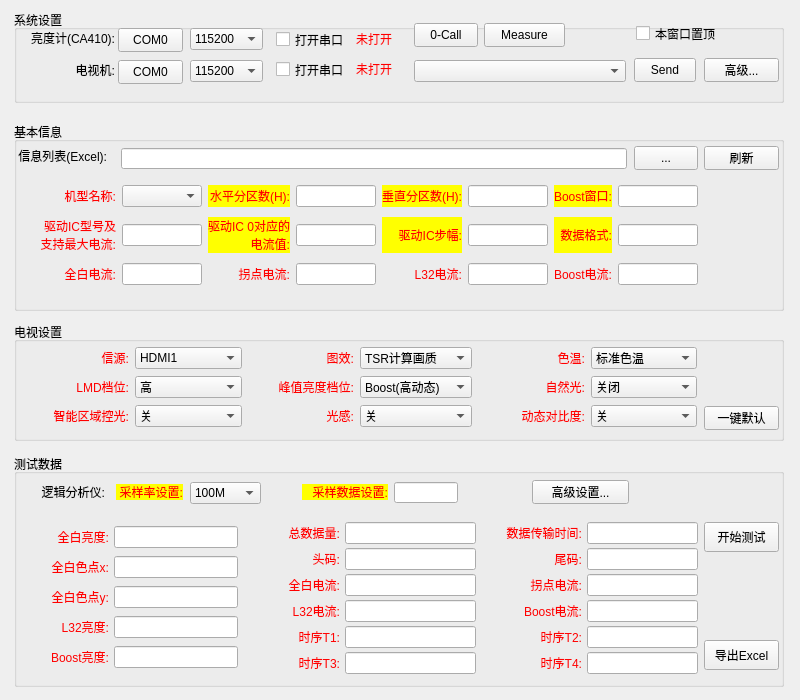
The window that TCLAutoTestTool/MainWindow.ui (wlffeng2008/TCLAutoTest) describes before a commit, drawn with Qt 5.
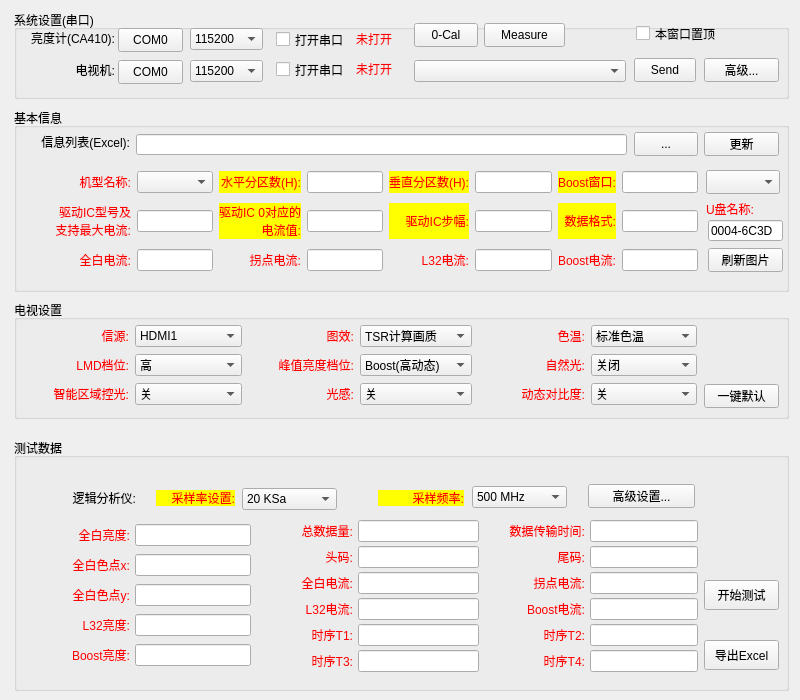
The same window after the commit.

```diff
--- a/TCLAutoTestTool/MainWindow.ui
+++ b/TCLAutoTestTool/MainWindow.ui
@@ -23,9 +23,9 @@
     <property name="geometry">
      <rect>
       <x>14</x>
-      <y>122</y>
-      <width>770</width>
-      <height>189</height>
+      <y>108</y>
+      <width>775</width>
+      <height>184</height>
      </rect>
     </property>
     <property name="font">
@@ -39,9 +39,9 @@
     <widget class="QLabel" name="label_15">
      <property name="geometry">
       <rect>
-       <x>0</x>
+       <x>10</x>
        <y>26</y>
-       <width>93</width>
+       <width>106</width>
        <height>16</height>
       </rect>
      </property>
@@ -55,9 +55,9 @@
     <widget class="QLineEdit" name="lineEditInfoFile">
      <property name="geometry">
       <rect>
-       <x>107</x>
+       <x>122</x>
        <y>26</y>
-       <width>506</width>
+       <width>491</width>
        <height>21</height>
       </rect>
      </property>
@@ -85,16 +85,16 @@
       </rect>
      </property>
      <property name="text">
-      <string>刷新</string>
+      <string>更新</string>
      </property>
     </widget>
     <widget class="QWidget" name="layoutWidget">
      <property name="geometry">
       <rect>
-       <x>26</x>
+       <x>41</x>
        <y>59</y>
-       <width>658</width>
-       <height>109</height>
+       <width>643</width>
+       <height>111</height>
       </rect>
      </property>
      <layout class="QGridLayout" name="gridLayout_5">
@@ -304,13 +304,71 @@
       </item>
      </layout>
     </widget>
+    <widget class="QComboBox" name="comboBoxWindows">
+     <property name="geometry">
+      <rect>
+       <x>692</x>
+       <y>62</y>
+       <width>74</width>
+       <height>24</height>
+      </rect>
+     </property>
+     <property name="maxVisibleItems">
+      <number>30</number>
+     </property>
+    </widget>
+    <widget class="QLabel" name="label_16">
+     <property name="geometry">
+      <rect>
+       <x>692</x>
+       <y>90</y>
+       <width>53</width>
+       <height>21</height>
+      </rect>
+     </property>
+     <property name="styleSheet">
+      <string notr="true">color: rgb(255, 0, 0);</string>
+     </property>
+     <property name="text">
+      <string>U盘名称:</string>
+     </property>
+     <property name="alignment">
+      <set>Qt::AlignmentFlag::AlignLeading|Qt::AlignmentFlag::AlignLeft|Qt::AlignmentFlag::AlignVCenter</set>
+     </property>
+    </widget>
+    <widget class="QLineEdit" name="lineEditUDisk">
+     <property name="geometry">
+      <rect>
+       <x>694</x>
+       <y>112</y>
+       <width>75</width>
+       <height>21</height>
+      </rect>
+     </property>
+     <property name="text">
+      <string>0004-6C3D</string>
+     </property>
+    </widget>
+    <widget class="QPushButton" name="pushButtonShowImage">
+     <property name="geometry">
+      <rect>
+       <x>694</x>
+       <y>140</y>
+       <width>75</width>
+       <height>24</height>
+      </rect>
+     </property>
+     <property name="text">
+      <string>刷新图片</string>
+     </property>
+    </widget>
    </widget>
    <widget class="QGroupBox" name="groupBox2">
     <property name="geometry">
      <rect>
       <x>14</x>
-      <y>322</y>
-      <width>770</width>
+      <y>300</y>
+      <width>775</width>
       <height>119</height>
      </rect>
     </property>
@@ -707,9 +765,9 @@
     <property name="geometry">
      <rect>
       <x>14</x>
-      <y>454</y>
-      <width>770</width>
-      <height>233</height>
+      <y>438</y>
+      <width>775</width>
+      <height>253</height>
      </rect>
     </property>
     <property name="title">
@@ -718,9 +776,9 @@
     <widget class="QLabel" name="label_35">
      <property name="geometry">
       <rect>
-       <x>102</x>
-       <y>30</y>
-       <width>67</width>
+       <x>142</x>
+       <y>52</y>
+       <width>79</width>
        <height>16</height>
       </rect>
      </property>
@@ -738,8 +796,8 @@
     <widget class="QLabel" name="label_36">
      <property name="geometry">
       <rect>
-       <x>288</x>
-       <y>30</y>
+       <x>364</x>
+       <y>52</y>
        <width>86</width>
        <height>16</height>
       </rect>
@@ -749,28 +807,18 @@
 color: rgb(255, 0, 0);</string>
      </property>
      <property name="text">
-      <string>采样数据设置:</string>
+      <string>采样频率:</string>
      </property>
      <property name="alignment">
       <set>Qt::AlignmentFlag::AlignRight|Qt::AlignmentFlag::AlignTrailing|Qt::AlignmentFlag::AlignVCenter</set>
      </property>
     </widget>
-    <widget class="QLineEdit" name="lineEdit_13">
-     <property name="geometry">
-      <rect>
-       <x>380</x>
-       <y>28</y>
-       <width>64</width>
-       <height>21</height>
-      </rect>
-     </property>
-    </widget>
     <widget class="QLabel" name="label_37">
      <property name="geometry">
       <rect>
-       <x>26</x>
-       <y>30</y>
-       <width>65</width>
+       <x>46</x>
+       <y>52</y>
+       <width>76</width>
        <height>16</height>
       </rect>
      </property>
@@ -785,7 +833,7 @@
      <property name="geometry">
       <rect>
        <x>690</x>
-       <y>68</y>
+       <y>142</y>
        <width>75</width>
        <height>30</height>
       </rect>
@@ -798,7 +846,7 @@
      <property name="geometry">
       <rect>
        <x>690</x>
-       <y>186</y>
+       <y>202</y>
        <width>75</width>
        <height>30</height>
       </rect>
@@ -810,45 +858,100 @@
     <widget class="QComboBox" name="comboBoxSample">
      <property name="geometry">
       <rect>
-       <x>176</x>
-       <y>28</y>
-       <width>71</width>
+       <x>228</x>
+       <y>50</y>
+       <width>95</width>
        <height>22</height>
       </rect>
      </property>
      <property name="currentIndex">
-      <number>2</number>
+      <number>0</number>
      </property>
      <property name="maxVisibleItems">
       <number>30</number>
      </property>
      <item>
       <property name="text">
-       <string>20M</string>
+       <string>20 KSa</string>
       </property>
      </item>
      <item>
       <property name="text">
-       <string>50M</string>
+       <string>200 KSa</string>
       </property>
      </item>
      <item>
       <property name="text">
-       <string>100M</string>
+       <string>1 MSa</string>
       </property>
      </item>
      <item>
       <property name="text">
-       <string>200M</string>
+       <string>2 MSa</string>
+      </property>
+     </item>
+     <item>
+      <property name="text">
+       <string>5 MSa</string>
+      </property>
+     </item>
+     <item>
+      <property name="text">
+       <string>10 MSa</string>
+      </property>
+     </item>
+     <item>
+      <property name="text">
+       <string>20 MSa</string>
+      </property>
+     </item>
+     <item>
+      <property name="text">
+       <string>50 MSa</string>
+      </property>
+     </item>
+     <item>
+      <property name="text">
+       <string>100 MSa</string>
+      </property>
+     </item>
+     <item>
+      <property name="text">
+       <string>200 MSa*</string>
+      </property>
+     </item>
+     <item>
+      <property name="text">
+       <string>500 MSa&quot;</string>
+      </property>
+     </item>
+     <item>
+      <property name="text">
+       <string>1 GSa&quot;</string>
+      </property>
+     </item>
+     <item>
+      <property name="text">
+       <string>2 GSa&quot;</string>
+      </property>
+     </item>
+     <item>
+      <property name="text">
+       <string>5 GSa&quot;</string>
+      </property>
+     </item>
+     <item>
+      <property name="text">
+       <string>10 GSa&quot;</string>
       </property>
      </item>
     </widget>
     <widget class="QWidget" name="layoutWidget">
      <property name="geometry">
       <rect>
-       <x>32</x>
-       <y>64</y>
-       <width>652</width>
+       <x>53</x>
+       <y>78</y>
+       <width>631</width>
        <height>160</height>
       </rect>
      </property>
@@ -1197,9 +1300,9 @@
     <widget class="QPushButton" name="pushButtonSPISet">
      <property name="geometry">
       <rect>
-       <x>518</x>
-       <y>26</y>
-       <width>97</width>
+       <x>574</x>
+       <y>46</y>
+       <width>107</width>
        <height>24</height>
       </rect>
      </property>
@@ -1207,18 +1310,104 @@
       <string>高级设置...</string>
      </property>
     </widget>
+    <widget class="QComboBox" name="comboBoxFreq">
+     <property name="geometry">
+      <rect>
+       <x>458</x>
+       <y>48</y>
+       <width>95</width>
+       <height>22</height>
+      </rect>
+     </property>
+     <property name="currentIndex">
+      <number>0</number>
+     </property>
+     <property name="maxVisibleItems">
+      <number>30</number>
+     </property>
+     <item>
+      <property name="text">
+       <string>500 MHz</string>
+      </property>
+     </item>
+     <item>
+      <property name="text">
+       <string>200 MHz</string>
+      </property>
+     </item>
+     <item>
+      <property name="text">
+       <string>100 MHz</string>
+      </property>
+     </item>
+     <item>
+      <property name="text">
+       <string>50 MHz</string>
+      </property>
+     </item>
+     <item>
+      <property name="text">
+       <string>20 MHz</string>
+      </property>
+     </item>
+     <item>
+      <property name="text">
+       <string>10 MHz</string>
+      </property>
+     </item>
+     <item>
+      <property name="text">
+       <string>5 MHz</string>
+      </property>
+     </item>
+     <item>
+      <property name="text">
+       <string>2 MHz</string>
+      </property>
+     </item>
+     <item>
+      <property name="text">
+       <string>1 MHz</string>
+      </property>
+     </item>
+     <item>
+      <property name="text">
+       <string>500 KHz</string>
+      </property>
+     </item>
+     <item>
+      <property name="text">
+       <string>200 KHz</string>
+      </property>
+     </item>
+     <item>
+      <property name="text">
+       <string>100 KHz</string>
+      </property>
+     </item>
+     <item>
+      <property name="text">
+       <string>50 KHz</string>
+      </property>
+     </item>
+     <item>
+      <property name="text">
+       <string>20 KHz</string>
+      </property>
+     </item>
+    </widget>
    </widget>
    <widget class="QGroupBox" name="groupBox0">
     <property name="geometry">
      <rect>
       <x>14</x>
       <y>10</y>
-      <width>770</width>
-      <height>93</height>
+      <width>775</width>
+      <height>89</height>
      </rect>
     </property>
     <property name="title">
-     <string>系统设置</string>
+     <string>系统设置(串口)</string>
     </property>
     <widget class="QLabel" name="label_13">
      <property name="geometry">
@@ -1509,7 +1698,7 @@
       </rect>
      </property>
      <property name="text">
-      <string>0-Call</string>
+      <string>0-Cal</string>
      </property>
     </widget>
     <widget class="QPushButton" name="pushButtonTVSendX">
```
